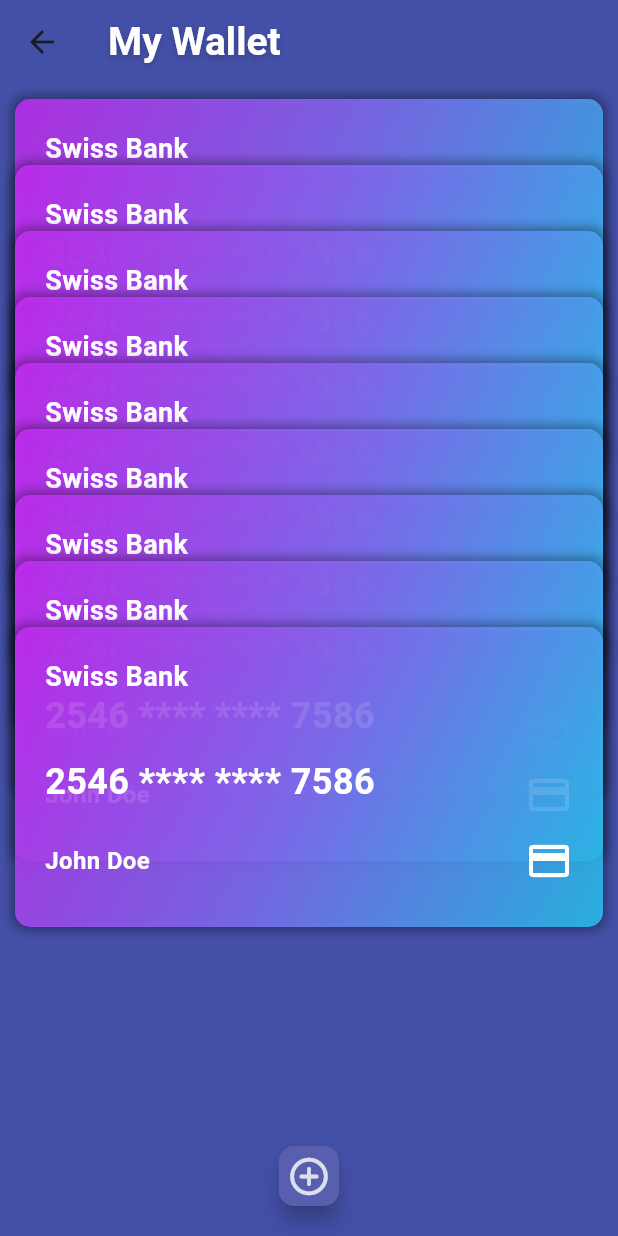
After one commit to Vijeta-flutter/Weatherapp-integrated, a Flutter app: the Wallet screen opened directly, on a phone screen of 412 x 824 dp. The commit adds this screen. Run offline on Flutter 3.47's test engine with Material 3 defaults, Android fonts, the phone set to English and light mode, and no system bars; our stand-ins replace image_picker, shared_preferences, sqflite; missing offline and left inert: date_picker_plus; accounts and stored records are empty.

Commit message:
Add Card wallet and database apps

```diff
--- /dev/null
+++ b/lib/atm/card_wallet.dart
@@ -0,0 +1,220 @@
+// import 'package:flutter/material.dart';
+// import 'package:weatherapp/constants/color_constants.dart';
+// import 'package:weatherapp/credit_card_widget.dart';
+//
+// class Wallet extends StatefulWidget {
+//
+//
+//   @override
+//   State<Wallet> createState() => _WalletState();
+// }
+//
+// class _WalletState extends State<Wallet> {
+//   @override
+//   Widget build(BuildContext context) {
+//     return Scaffold(
+//       backgroundColor: ColorConstant.primaryBackground,
+//       floatingActionButtonLocation: FloatingActionButtonLocation.centerFloat,
+//       floatingActionButton: FloatingActionButton(
+//         onPressed: () {},
+//       shape: RoundedRectangleBorder(
+//         borderRadius: BorderRadius.circular(10),
+//       ),
+//         mini: true,
+//         backgroundColor: ColorConstant.fabButtonBgColor,
+//         child: Icon(
+//           Icons.add_circle_outline_rounded,
+//           size: 30,
+//         color: Colors.white.withOpacity(0.8),
+//         ),
+//       ),
+//       appBar: AppBar(
+//         backgroundColor: Colors.transparent,
+//         elevation: 0,
+//         title: Text(
+//             "My Wallet",
+//           style: TextStyle(
+//             fontWeight: FontWeight.bold,
+//             fontSize: 26,
+//             color: ColorConstant.textColor,
+//             shadows: [
+//               BoxShadow(
+//                 color: Colors.black.withOpacity(0.2),
+//                 offset: const Offset(0, 2),
+//                 blurRadius: 5
+//               )
+//             ]
+//           ),
+//         ),
+//       ),
+//       body: SafeArea(
+//           child: Container(
+//             padding: EdgeInsets.symmetric(horizontal: 10),
+//             child:ListView.builder(
+//                 itemCount: 10,
+//                 itemBuilder: (context, index) {
+//                   if (index == 9) {
+//                     return SizedBox(height: 120);
+//                   }
+//                   return Align(
+//                       heightFactor: 0.8,
+//                       alignment: Alignment.topCenter,
+//                       child: CreditCardWidget());
+//                   },
+//             ),
+//           ),
+//       ),
+//     );
+//   }
+// }
+// //
+// import 'package:flutter/material.dart';
+// import 'package:weatherapp/atm/constants/color_constants.dart';
+// import 'package:weatherapp/atm/credit_card_widget.dart';
+//
+// class Wallet extends StatelessWidget {
+//   @override
+//   Widget build(BuildContext context) {
+//     return Scaffold(
+//       backgroundColor: ColorConstant.primaryBackground,
+//       floatingActionButtonLocation: FloatingActionButtonLocation.centerFloat,
+//       floatingActionButton: FloatingActionButton(
+//         onPressed: () {},
+//         shape: RoundedRectangleBorder(
+//           borderRadius: BorderRadius.circular(10),
+//         ),
+//         mini: true,
+//         backgroundColor: ColorConstant.fabButtonBgColor,
+//         child: Icon(
+//           Icons.add_circle_outline_rounded,
+//           size: 30,
+//           color: Colors.white.withOpacity(0.8),
+//         ),
+//       ),
+//       appBar: AppBar(
+//         backgroundColor: Colors.transparent,
+//         elevation: 0,
+//         title: Text(
+//           "My Wallet",
+//           style: TextStyle(
+//             fontWeight: FontWeight.bold,
+//             fontSize: 26,
+//             color: ColorConstant.textColor,
+//             shadows: [
+//               BoxShadow(
+//                 color: Colors.black.withOpacity(0.2),
+//                 offset: const Offset(0, 2),
+//                 blurRadius: 5,
+//               )
+//             ],
+//           ),
+//         ),
+//       ),
+//       body: SafeArea(
+//         child: Container(
+//           padding: EdgeInsets.symmetric(horizontal: 10),
+//           child: ListView.builder(
+//             itemCount: 10,
+//             itemBuilder: (context, index) {
+//               if (index == 9) {
+//                 return SizedBox(height: 120);
+//               }
+//
+//               return Align(
+//                 heightFactor: 0.8,
+//                 alignment: Alignment.topCenter,
+//                 child: CreditCardWidget(),
+//               );
+//             },
+//           ),
+//         ),
+//       ),
+//     );
+//   }
+// }
+
+import 'package:flutter/material.dart';
+import 'package:weatherapp/atm/constants/color_constants.dart';
+import 'package:weatherapp/atm/credit_card_widget.dart';
+
+class Wallet extends StatelessWidget {
+  final ValueNotifier<List<bool>> _isCardExpanded = ValueNotifier<List<bool>>(
+    List.generate(10, (index) => false),
+  );
+
+  @override
+  Widget build(BuildContext context) {
+    return Scaffold(
+      backgroundColor: ColorConstant.primaryBackground,
+      floatingActionButtonLocation: FloatingActionButtonLocation.centerFloat,
+      floatingActionButton: FloatingActionButton(
+        onPressed: () {},
+        shape: RoundedRectangleBorder(
+          borderRadius: BorderRadius.circular(10),
+        ),
+        mini: true,
+        backgroundColor: ColorConstant.fabButtonBgColor,
+        child: Icon(
+          Icons.add_circle_outline_rounded,
+          size: 30,
+          color: Colors.white.withOpacity(0.8),
+        ),
+      ),
+      appBar: AppBar(
+        backgroundColor: Colors.transparent,
+        elevation: 0,
+        title: Text(
+          "My Wallet",
+          style: TextStyle(
+            fontWeight: FontWeight.bold,
+            fontSize: 26,
+            color: ColorConstant.textColor,
+            shadows: [
+              BoxShadow(
+                color: Colors.black.withOpacity(0.2),
+                offset: const Offset(0, 2),
+                blurRadius: 5,
+              ),
+            ],
+          ),
+        ),
+      ),
+      body: SafeArea(
+        child: ValueListenableBuilder<List<bool>>(
+          valueListenable: _isCardExpanded,
+          builder: (context, isCardExpanded, child) {
+            return ListView.builder(
+              itemCount: 10,
+              itemBuilder: (context, index) {
+                if (index == 9) {
+                  return SizedBox(height: 120);
+                }
+
+                return GestureDetector(
+                  onTap: () {
+                    isCardExpanded[index] = !isCardExpanded[index];
+                    _isCardExpanded.value = List.from(isCardExpanded); // Notify listeners
+                  },
+                  child: TweenAnimationBuilder<double>(
+                    tween: Tween<double>(
+                      begin: isCardExpanded[index] ? 0.2 : 0.8,
+                      end: isCardExpanded[index] ? 0.8 : 0.2,
+                    ),
+                    duration: Duration(milliseconds: 300),
+                    builder: (context, heightFactor, child) {
+                      return Align(
+                        heightFactor: heightFactor,
+                        alignment: Alignment.topCenter,
+                        child: CreditCardWidget(),
+                      );
+                    },
+                  ),
+                );
+              },
+            );
+          },
+        ),
+      ),
+    );
+  }
+}
--- /dev/null
+++ b/lib/atm/constants/color_constants.dart
@@ -0,0 +1,14 @@
+import 'dart:ui';
+
+class ColorConstant {
+  static  Color primaryBackground = Color(0xFF4350A7);
+  static  Color textColor = Color(0xFFFEFEFE);
+  static  Color fabButtonBgColor = Color(0xFF575FAE);
+
+  static List<Color> cardGradientOne = [
+     Color(0xffCD2DFE).withOpacity(0.8),
+     Color(0xff8772FE).withOpacity(0.8),
+     Color(0xff26CEFB).withOpacity(0.8)
+  ];
+
+}
--- /dev/null
+++ b/lib/atm/credit_card_widget.dart
@@ -0,0 +1,73 @@
+import 'package:flutter/material.dart';
+import 'package:weatherapp/atm/constants/color_constants.dart';
+
+class CreditCardWidget extends StatelessWidget {
+
+  @override
+  Widget build(BuildContext context) {
+    return Container(
+      width: double.infinity,
+      height: 200,
+      margin: EdgeInsets.symmetric(
+          horizontal: 10,
+          vertical: 10),
+      padding: EdgeInsets.symmetric(
+          horizontal: 20,
+          vertical: 20),
+      decoration: BoxDecoration(
+        color: Colors.white,
+        borderRadius: BorderRadius.circular(10),
+        gradient: LinearGradient(
+          begin: Alignment.topLeft,
+          end: Alignment.bottomRight,
+          colors: ColorConstant.cardGradientOne,
+        ),
+        boxShadow: [
+          BoxShadow(
+            color: Colors.black.withAlpha(100),
+            blurRadius: 6.0,
+            spreadRadius: 2.0,
+          ),
+        ],
+      ),
+      child: Column(
+        crossAxisAlignment: CrossAxisAlignment.start,
+        children: [
+          Text("Swiss Bank",
+          style: TextStyle(
+            fontSize: 18,
+            fontWeight: FontWeight.bold,
+            color: ColorConstant.textColor
+          ),
+          ),
+          SizedBox(height: 40),
+          Text("2546 **** **** 7586",
+            style: TextStyle(
+                fontSize: 24,
+                fontWeight: FontWeight.bold,
+                color: ColorConstant.textColor
+            ),
+          ),
+          SizedBox(height: 20),
+          Row(
+            mainAxisAlignment: MainAxisAlignment.spaceBetween,
+            children: [
+              Text("John Doe",
+                style: TextStyle(
+                  fontSize: 16,
+                  fontWeight: FontWeight.bold,
+                  color: ColorConstant.textColor
+              ),
+              ),
+              Icon(
+                  Icons.credit_card,
+                size: 32,
+                color: Colors.white,
+              )
+            ],
+          )
+        ],
+      ),
+    );
+  }
+}
--- a/lib/screens/home_page.dart
+++ b/lib/screens/home_page.dart
@@ -1,6 +1,7 @@
 import 'dart:io';
 import 'package:flutter/material.dart';
 import 'package:shared_preferences/shared_preferences.dart';
+import 'package:weatherapp/screens/atm_card.dart';
 import 'edit_profile.dart';
 import 'package:weatherapp/screens/weather.dart';
 
@@ -236,10 +237,12 @@ class _HomePageState extends State<HomePage> {
                       color: Colors.white),
                 ),
               ),
+
             ],
           ),
         ],
       ),
+
     );
   }
 }
--- a/lib/widget.dart
+++ b/lib/screens/widget.dart
@@ -1,7 +1,7 @@
 import 'package:flutter/material.dart';
 import 'dart:math';
 
-import 'package:weatherapp/atm_card.dart';
+import 'package:weatherapp/screens/atm_card.dart';
 
 class RotateContainer extends StatelessWidget {
   final Duration rotationDuration;
--- a/pubspec.yaml
+++ b/pubspec.yaml
@@ -36,6 +36,8 @@ dependencies:
   image_picker: ^0.8.6+3
   date_picker_plus: ^3.0.2
   http:
+  sqflite: ^2.2.5
+  path_provider: ^2.0.15
 
 
 dev_dependencies:
```
Also changed, not shown: lib/main.dart (+10 -5 lines), lib/models/database1.dart (added, +45 -0 lines), lib/screens/atm_card.dart (renamed from lib/atm_card.dart, +10 -10 lines), lib/screens/dbscreen.dart (added, +68 -0 lines), lib/screens/edit_profile.dart (+20 -0 lines), lib/screens/weather.dart (+67 -5 lines), pubspec.lock.
